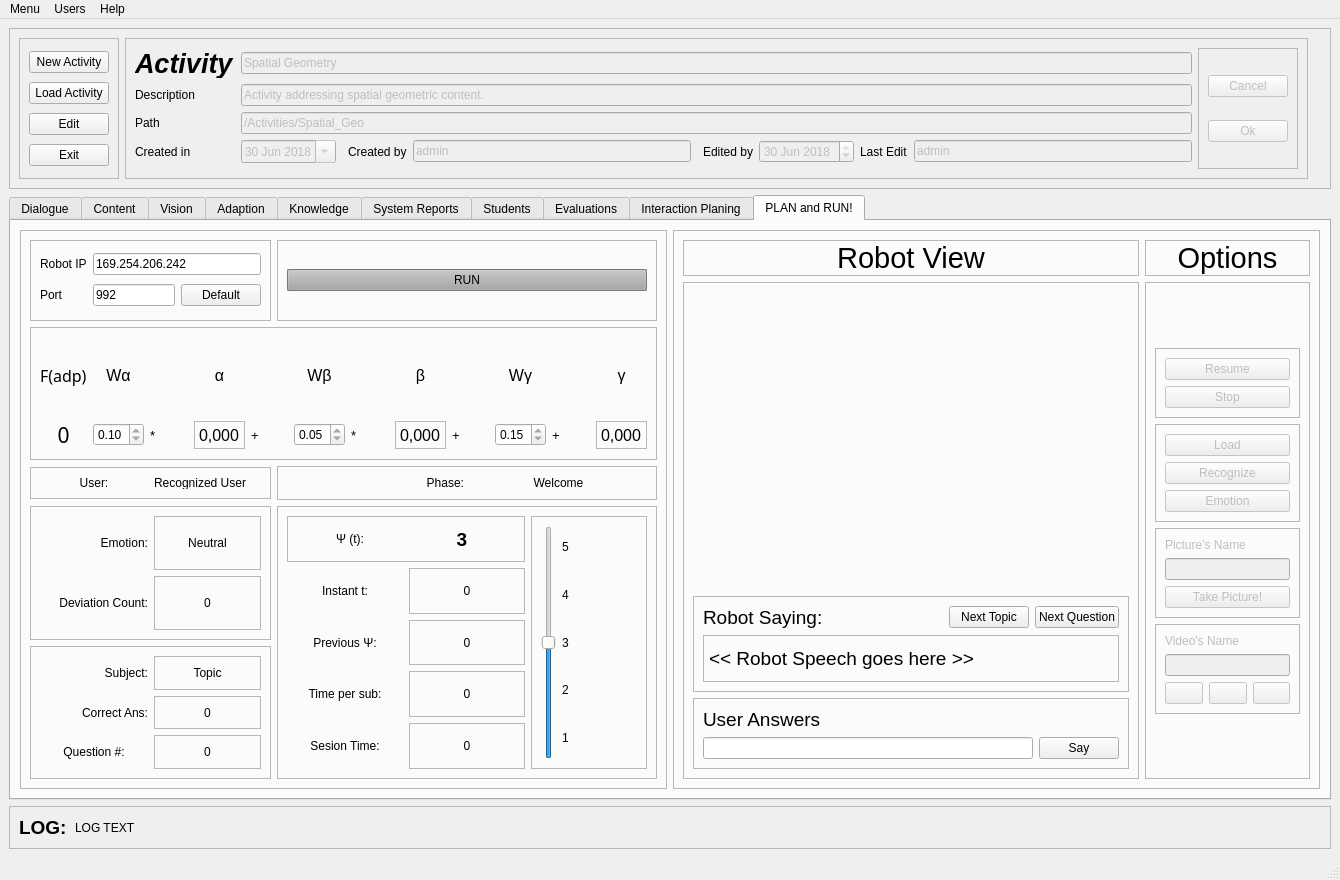
LAR-Educational/Architecture_v2_0, file Arch_2_1/GUI/activities_Manager.ui: the form before one commit.
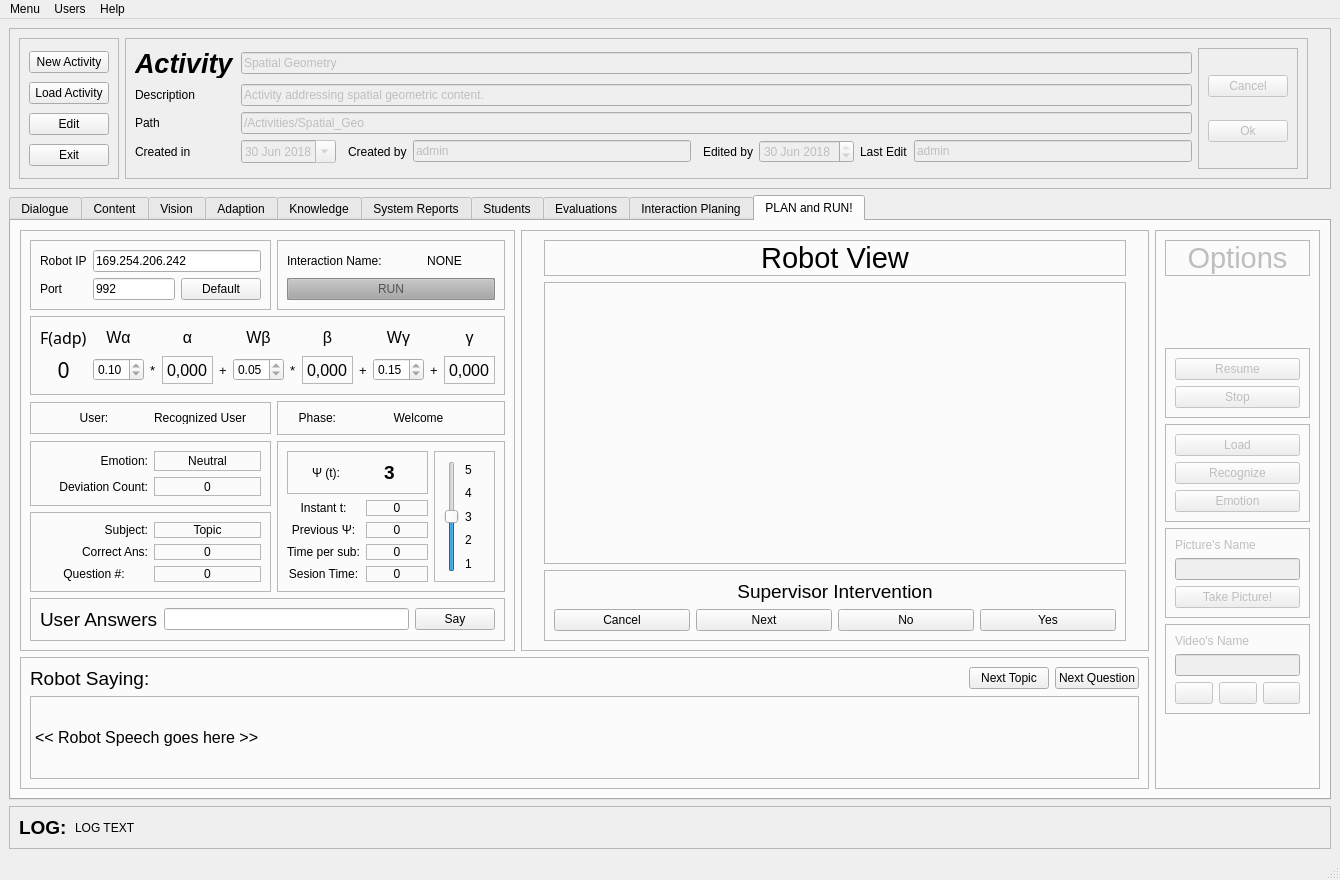
The form after the commit. The open tabs and pages were chosen to show the change. Icons and pictures are not drawn.

Diff of the .ui file:
```diff
--- a/Arch_2_1/GUI/activities_Manager.ui
+++ b/Arch_2_1/GUI/activities_Manager.ui
@@ -6917,8 +6917,8 @@
        <attribute name="title">
         <string>PLAN and RUN!</string>
        </attribute>
-       <layout class="QGridLayout" name="gridLayout_48">
-        <item row="0" column="0">
+       <layout class="QGridLayout" name="gridLayout_82">
+        <item row="0" column="1" rowspan="2" colspan="2">
          <widget class="QFrame" name="frame_51">
           <property name="frameShape">
            <enum>QFrame::StyledPanel</enum>
@@ -6990,7 +6990,27 @@
              </property>
              <layout class="QGridLayout" name="gridLayout_53">
               <item row="0" column="0">
+               <widget class="QLabel" name="label_209">
+                <property name="text">
+                 <string>Interaction Name:</string>
+                </property>
+               </widget>
+              </item>
+              <item row="0" column="1">
+               <widget class="QLabel" name="run_int_name_label">
+                <property name="text">
+                 <string>NONE</string>
+                </property>
+                <property name="alignment">
+                 <set>Qt::AlignCenter</set>
+                </property>
+               </widget>
+              </item>
+              <item row="1" column="0" colspan="2">
                <widget class="QPushButton" name="pushButton_run_activity">
+                <property name="enabled">
+                 <bool>false</bool>
+                </property>
                 <property name="palette">
                  <palette>
                   <active>
@@ -8096,6 +8116,12 @@
              <layout class="QGridLayout" name="gridLayout_47">
               <item row="0" column="1">
                <widget class="QLabel" name="run_current_topic">
+                <property name="maximumSize">
+                 <size>
+                  <width>107</width>
+                  <height>20</height>
+                 </size>
+                </property>
                 <property name="frameShape">
                  <enum>QFrame::StyledPanel</enum>
                 </property>
@@ -8168,6 +8194,12 @@
            </item>
            <item row="2" column="1">
             <widget class="QFrame" name="frame_85">
+             <property name="maximumSize">
+              <size>
+               <width>271</width>
+               <height>38</height>
+              </size>
+             </property>
              <property name="frameShape">
               <enum>QFrame::StyledPanel</enum>
              </property>
@@ -8177,6 +8209,12 @@
              <layout class="QHBoxLayout" name="horizontalLayout_19">
               <item>
                <widget class="QLabel" name="label_200">
+                <property name="maximumSize">
+                 <size>
+                  <width>49</width>
+                  <height>18</height>
+                 </size>
+                </property>
                 <property name="text">
                  <string>Phase:</string>
                 </property>
@@ -8200,58 +8238,7 @@
              <zorder>label_200</zorder>
             </widget>
            </item>
-          </layout>
-         </widget>
-        </item>
-        <item row="0" column="1">
-         <widget class="QFrame" name="frame_62">
-          <property name="maximumSize">
-           <size>
-            <width>773</width>
-            <height>574</height>
-           </size>
-          </property>
-          <property name="frameShape">
-           <enum>QFrame::StyledPanel</enum>
-          </property>
-          <property name="frameShadow">
-           <enum>QFrame::Raised</enum>
-          </property>
-          <layout class="QGridLayout" name="gridLayout_52">
-           <item row="1" column="0">
-            <widget class="QFrame" name="frame_48">
-             <property name="maximumSize">
-              <size>
-               <width>582</width>
-               <height>521</height>
-              </size>
-             </property>
-             <property name="font">
-              <font>
-               <family>Ubuntu</family>
-              </font>
-             </property>
-             <property name="frameShape">
-              <enum>QFrame::StyledPanel</enum>
-             </property>
-             <property name="frameShadow">
-              <enum>QFrame::Raised</enum>
-             </property>
-             <layout class="QGridLayout" name="gridLayout_73">
-              <item row="0" column="1">
-               <spacer name="verticalSpacer_8">
-                <property name="orientation">
-                 <enum>Qt::Vertical</enum>
-                </property>
-                <property name="sizeHint" stdset="0">
-                 <size>
-                  <width>20</width>
-                  <height>40</height>
-                 </size>
-                </property>
-               </spacer>
-              </item>
-              <item row="4" column="0" colspan="3">
+           <item row="5" column="0" colspan="2">
                <widget class="QFrame" name="frame_83">
                 <property name="frameShape">
                  <enum>QFrame::StyledPanel</enum>
@@ -8260,30 +8247,107 @@
                  <enum>QFrame::Raised</enum>
                 </property>
                 <layout class="QGridLayout" name="gridLayout_72">
-                 <item row="0" column="0">
-                  <widget class="QLabel" name="label_199">
-                   <property name="font">
-                    <font>
-                     <pointsize>14</pointsize>
-                    </font>
-                   </property>
-                   <property name="text">
-                    <string>User Answers</string>
-                   </property>
-                  </widget>
-                 </item>
-                 <item row="1" column="0">
+              <item row="1" column="1">
                   <widget class="QLineEdit" name="run_user_answer"/>
                  </item>
-                 <item row="1" column="1">
+              <item row="1" column="2">
                   <widget class="QPushButton" name="run_user_say_pushButton">
                    <property name="text">
                     <string>Say</string>
                    </property>
                   </widget>
                  </item>
-                </layout>
-               </widget>
+              <item row="1" column="0">
+               <widget class="QLabel" name="label_199">
+                <property name="font">
+                 <font>
+                  <pointsize>14</pointsize>
+                 </font>
+                </property>
+                <property name="text">
+                 <string>User Answers</string>
+                </property>
+               </widget>
+              </item>
+             </layout>
+            </widget>
+           </item>
+          </layout>
+         </widget>
+        </item>
+        <item row="0" column="3" rowspan="2">
+         <widget class="QFrame" name="frame_62">
+          <property name="frameShape">
+           <enum>QFrame::StyledPanel</enum>
+          </property>
+          <property name="frameShadow">
+           <enum>QFrame::Raised</enum>
+          </property>
+          <layout class="QGridLayout" name="gridLayout_73">
+           <item row="0" column="0">
+            <widget class="QLabel" name="label_83">
+             <property name="font">
+              <font>
+               <family>Ubuntu</family>
+               <pointsize>22</pointsize>
+              </font>
+             </property>
+             <property name="frameShape">
+              <enum>QFrame::StyledPanel</enum>
+             </property>
+             <property name="text">
+              <string>Robot View</string>
+             </property>
+             <property name="alignment">
+              <set>Qt::AlignCenter</set>
+             </property>
+            </widget>
+           </item>
+           <item row="1" column="0">
+            <widget class="QFrame" name="frame_48">
+             <property name="maximumSize">
+              <size>
+               <width>582</width>
+               <height>521</height>
+              </size>
+             </property>
+             <property name="font">
+              <font>
+               <family>Ubuntu</family>
+              </font>
+             </property>
+             <property name="frameShape">
+              <enum>QFrame::StyledPanel</enum>
+             </property>
+             <property name="frameShadow">
+              <enum>QFrame::Raised</enum>
+             </property>
+             <layout class="QGridLayout" name="gridLayout_52">
+              <item row="0" column="1">
+               <spacer name="verticalSpacer_8">
+                <property name="orientation">
+                 <enum>Qt::Vertical</enum>
+                </property>
+                <property name="sizeHint" stdset="0">
+                 <size>
+                  <width>20</width>
+                  <height>40</height>
+                 </size>
+                </property>
+               </spacer>
+              </item>
+              <item row="1" column="0">
+               <spacer name="horizontalSpacer_34">
+                <property name="orientation">
+                 <enum>Qt::Horizontal</enum>
+                </property>
+                <property name="sizeHint" stdset="0">
+                 <size>
+                  <width>40</width>
+                  <height>20</height>
+                 </size>
+                </property>
+               </spacer>
               </item>
               <item row="1" column="1">
                <widget class="QLabel" name="img_from_cam">
@@ -8304,104 +8368,6 @@
                 </property>
                </widget>
               </item>
-              <item row="3" column="0" colspan="3">
-               <widget class="QFrame" name="frame_84">
-                <property name="frameShape">
-                 <enum>QFrame::StyledPanel</enum>
-                </property>
-                <property name="frameShadow">
-                 <enum>QFrame::Raised</enum>
-                </property>
-                <layout class="QGridLayout" name="gridLayout_40">
-                 <item row="0" column="2">
-                  <spacer name="horizontalSpacer_36">
-                   <property name="orientation">
-                    <enum>Qt::Horizontal</enum>
-                   </property>
-                   <property name="sizeHint" stdset="0">
-                    <size>
-                     <width>40</width>
-                     <height>20</height>
-                    </size>
-                   </property>
-                  </spacer>
-                 </item>
-                 <item row="0" column="0">
-                  <widget class="QLabel" name="label_103">
-                   <property name="font">
-                    <font>
-                     <pointsize>14</pointsize>
-                    </font>
-                   </property>
-                   <property name="text">
-                    <string>Robot Saying:</string>
-                   </property>
-                  </widget>
-                 </item>
-                 <item row="0" column="4">
-                  <widget class="QPushButton" name="run_next_question_pushButton">
-                   <property name="text">
-                    <string>Next Question</string>
-                   </property>
-                  </widget>
-                 </item>
-                 <item row="1" column="0" colspan="5">
-                  <widget class="QLabel" name="robot_speech">
-                   <property name="minimumSize">
-                    <size>
-                     <width>0</width>
-                     <height>47</height>
-                    </size>
-                   </property>
-                   <property name="font">
-                    <font>
-                     <pointsize>14</pointsize>
-                    </font>
-                   </property>
-                   <property name="frameShape">
-                    <enum>QFrame::StyledPanel</enum>
-                   </property>
-                   <property name="text">
-                    <string>&lt;&lt; Robot Speech goes here &gt;&gt;</string>
-                   </property>
-                  </widget>
-                 </item>
-                 <item row="0" column="3">
-                  <widget class="QPushButton" name="run_next_topic_pushButton">
-                   <property name="text">
-                    <string>Next Topic</string>
-                   </property>
-                  </widget>
-                 </item>
-                </layout>
-               </widget>
-              </item>
-              <item row="2" column="1">
-               <spacer name="verticalSpacer_11">
-                <property name="orientation">
-                 <enum>Qt::Vertical</enum>
-                </property>
-                <property name="sizeHint" stdset="0">
-                 <size>
-                  <width>20</width>
-                  <height>40</height>
-                 </size>
-                </property>
-               </spacer>
-              </item>
-              <item row="1" column="0">
-               <spacer name="horizontalSpacer_34">
-                <property name="orientation">
-                 <enum>Qt::Horizontal</enum>
-                </property>
-                <property name="sizeHint" stdset="0">
-                 <size>
-                  <width>40</width>
-                  <height>20</height>
-                 </size>
-                </property>
-               </spacer>
-              </item>
               <item row="1" column="2">
                <spacer name="horizontalSpacer_35">
                 <property name="orientation">
@@ -8415,10 +8381,89 @@
                 </property>
                </spacer>
               </item>
+              <item row="2" column="1">
+               <spacer name="verticalSpacer_11">
+                <property name="orientation">
+                 <enum>Qt::Vertical</enum>
+                </property>
+                <property name="sizeHint" stdset="0">
+                 <size>
+                  <width>20</width>
+                  <height>40</height>
+                 </size>
+                </property>
+               </spacer>
+              </item>
              </layout>
+            </widget>
+           </item>
+           <item row="2" column="0">
+            <widget class="QFrame" name="frame_61">
+             <property name="frameShape">
+              <enum>QFrame::StyledPanel</enum>
+             </property>
+             <property name="frameShadow">
+              <enum>QFrame::Raised</enum>
+             </property>
+             <layout class="QGridLayout" name="gridLayout_48">
+              <item row="1" column="2">
+               <widget class="QPushButton" name="pushButton_8">
+                <property name="text">
+                 <string>No</string>
+                </property>
+               </widget>
+              </item>
+              <item row="1" column="0">
+               <widget class="QPushButton" name="pushButton_10">
+                <property name="text">
+                 <string>Cancel</string>
+                </property>
+                <property name="default">
+                 <bool>false</bool>
+                </property>
+                <property name="flat">
+                 <bool>false</bool>
+                </property>
+               </widget>
+              </item>
+              <item row="1" column="3">
+               <widget class="QPushButton" name="pushButton_7">
+                <property name="text">
+                 <string>Yes</string>
+                </property>
+               </widget>
+              </item>
+              <item row="0" column="0" colspan="4">
+               <widget class="QLabel" name="label_206">
+                <property name="font">
+                 <font>
+                  <pointsize>14</pointsize>
+                  <weight>50</weight>
+                  <bold>false</bold>
+                 </font>
+                </property>
+                <property name="text">
+                 <string>Supervisor Intervention</string>
+                </property>
+                <property name="alignment">
+                 <set>Qt::AlignCenter</set>
+                </property>
             </widget>
            </item>
            <item row="1" column="1">
+               <widget class="QPushButton" name="pushButton_9">
+                <property name="text">
+                 <string>Next</string>
+                </property>
+               </widget>
+              </item>
+             </layout>
+            </widget>
+           </item>
+          </layout>
+         </widget>
+        </item>
+        <item row="0" column="4" rowspan="3">
             <widget class="QFrame" name="run_options_frame">
              <property name="enabled">
               <bool>false</bool>
@@ -8441,6 +8486,25 @@
               <enum>QFrame::Raised</enum>
              </property>
              <layout class="QVBoxLayout" name="verticalLayout_2">
+           <item>
+            <widget class="QLabel" name="label_84">
+             <property name="font">
+              <font>
+               <family>Ubuntu</family>
+               <pointsize>22</pointsize>
+              </font>
+             </property>
+             <property name="frameShape">
+              <enum>QFrame::StyledPanel</enum>
+             </property>
+             <property name="text">
+              <string>Options</string>
+             </property>
+             <property name="alignment">
+              <set>Qt::AlignCenter</set>
+             </property>
+            </widget>
+           </item>
               <item>
                <spacer name="verticalSpacer_13">
                 <property name="orientation">
@@ -8634,41 +8698,72 @@
              </layout>
             </widget>
            </item>
+        <item row="2" column="1" colspan="3">
+         <widget class="QFrame" name="frame_84">
+          <property name="frameShape">
+           <enum>QFrame::StyledPanel</enum>
+          </property>
+          <property name="frameShadow">
+           <enum>QFrame::Raised</enum>
+          </property>
+          <layout class="QGridLayout" name="gridLayout_40">
+           <item row="0" column="2">
+            <spacer name="horizontalSpacer_36">
+             <property name="orientation">
+              <enum>Qt::Horizontal</enum>
+             </property>
+             <property name="sizeHint" stdset="0">
+              <size>
+               <width>40</width>
+               <height>20</height>
+              </size>
+             </property>
+            </spacer>
+           </item>
            <item row="0" column="0">
-            <widget class="QLabel" name="label_83">
+            <widget class="QLabel" name="label_103">
              <property name="font">
               <font>
-               <family>Ubuntu</family>
-               <pointsize>22</pointsize>
+               <pointsize>14</pointsize>
               </font>
              </property>
-             <property name="frameShape">
-              <enum>QFrame::StyledPanel</enum>
+             <property name="text">
+              <string>Robot Saying:</string>
              </property>
+            </widget>
+           </item>
+           <item row="0" column="4">
+            <widget class="QPushButton" name="run_next_question_pushButton">
              <property name="text">
-              <string>Robot View</string>
+              <string>Next Question</string>
              </property>
-             <property name="alignment">
-              <set>Qt::AlignCenter</set>
-             </property>
             </widget>
            </item>
-           <item row="0" column="1">
-            <widget class="QLabel" name="label_84">
+           <item row="1" column="0" colspan="5">
+            <widget class="QLabel" name="robot_speech">
+             <property name="minimumSize">
+              <size>
+               <width>0</width>
+               <height>47</height>
+              </size>
+             </property>
              <property name="font">
               <font>
-               <family>Ubuntu</family>
-               <pointsize>22</pointsize>
+               <pointsize>12</pointsize>
               </font>
              </property>
              <property name="frameShape">
               <enum>QFrame::StyledPanel</enum>
              </property>
              <property name="text">
-              <string>Options</string>
+              <string>&lt;&lt; Robot Speech goes here &gt;&gt;</string>
              </property>
-             <property name="alignment">
-              <set>Qt::AlignCenter</set>
+            </widget>
+           </item>
+           <item row="0" column="3">
+            <widget class="QPushButton" name="run_next_topic_pushButton">
+             <property name="text">
+              <string>Next Topic</string>
              </property>
             </widget>
            </item>
```
Left out of the diff: 95 changed lines with no effect on the pictures. Lines whose indentation alone changed are shown as unchanged.
